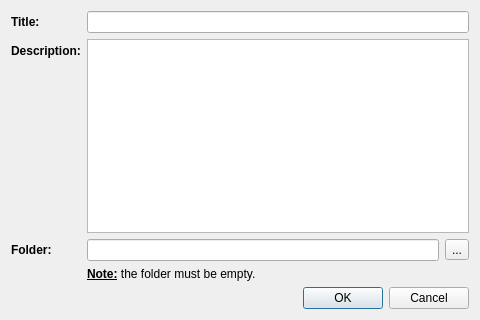
Qt form src/plugins/organisation/PMRWorkspacesWindow/src/pmrworkspaceswindownewworkspacedialog.ui (opencor/opencor) before a commit.
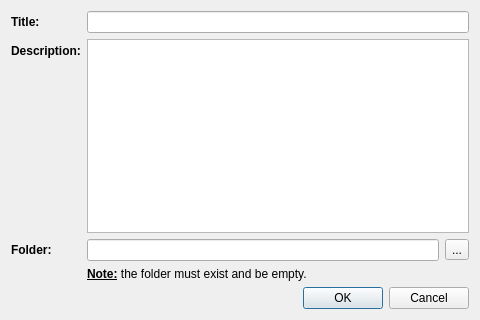
The same form after that commit.

Commit message: PMR Workspaces window: some work on making PR #1124 more in line with the rest of OpenCOR (#1141).

```diff
--- a/src/plugins/organisation/PMRWorkspacesWindow/src/pmrworkspaceswindownewworkspacedialog.ui
+++ b/src/plugins/organisation/PMRWorkspacesWindow/src/pmrworkspaceswindownewworkspacedialog.ui
@@ -94,7 +94,7 @@
         </sizepolicy>
        </property>
        <property name="text">
-        <string>&lt;html&gt;&lt;head/&gt;&lt;body&gt;&lt;p&gt;&lt;span style=&quot; font-weight:600; text-decoration: underline;&quot;&gt;Note:&lt;/span&gt; the folder must be empty.&lt;/p&gt;&lt;/body&gt;&lt;/html&gt;</string>
+        <string>&lt;html&gt;&lt;head/&gt;&lt;body&gt;&lt;p&gt;&lt;span style=&quot; font-weight:600; text-decoration: underline;&quot;&gt;Note:&lt;/span&gt; the folder must exist and be empty.&lt;/p&gt;&lt;/body&gt;&lt;/html&gt;</string>
        </property>
        <property name="wordWrap">
         <bool>true</bool>
```
The commit also changes 7 other files.
